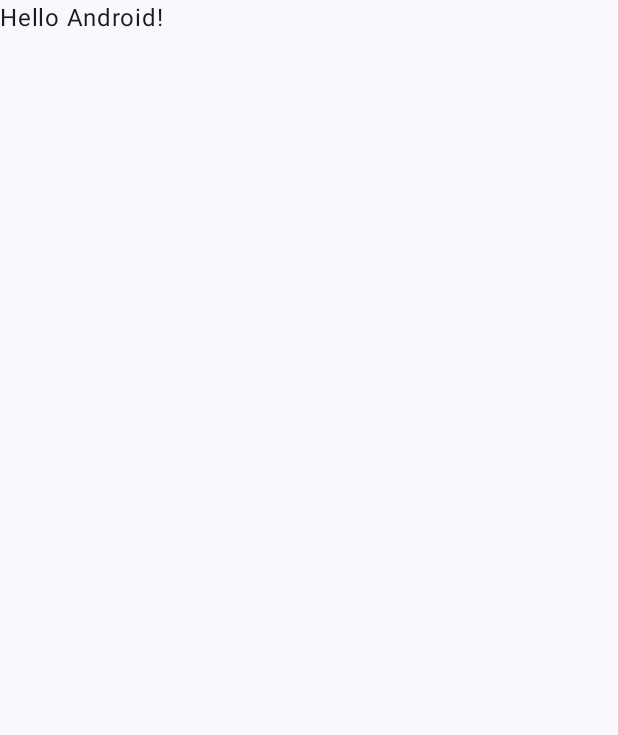
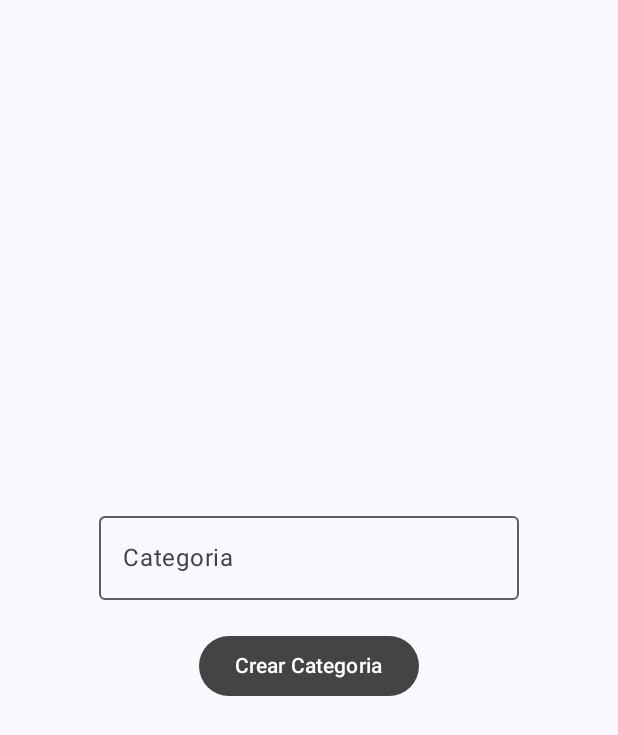
Before and after one commit to SrAtom210/JAASWUER-CORP_MagFind, an Android app built with Jetpack Compose: the screen it shows after launch (MainActivity), on a phone screen of 412 x 824 dp. Before the commit the part shown is almost empty. Shown: the top 735 px of the screen. Run offline under Robolectric (Android 15) with nearby library versions, the phone set to English and light mode, and no system bars.

Commit message:
I1: Se realizaron los primeros cambios a la UI

```diff
--- a/app/src/main/java/com/example/magfind/MainActivity.kt
+++ b/app/src/main/java/com/example/magfind/MainActivity.kt
@@ -4,13 +4,31 @@ import android.os.Bundle
 import androidx.activity.ComponentActivity
 import androidx.activity.compose.setContent
 import androidx.activity.enableEdgeToEdge
+import androidx.compose.foundation.layout.Arrangement
+import androidx.compose.foundation.layout.Column
+import androidx.compose.foundation.layout.Row
 import androidx.compose.foundation.layout.fillMaxSize
 import androidx.compose.foundation.layout.padding
+import androidx.compose.material.icons.Icons
+import androidx.compose.material3.Button
+import androidx.compose.material3.ButtonDefaults
+import androidx.compose.material3.MaterialTheme
+import androidx.compose.material3.OutlinedButton
+import androidx.compose.material3.OutlinedTextField
 import androidx.compose.material3.Scaffold
+import androidx.compose.material3.Surface
 import androidx.compose.material3.Text
+import androidx.compose.material3.TextField
 import androidx.compose.runtime.Composable
+import androidx.compose.runtime.getValue
+import androidx.compose.runtime.mutableStateOf
+import androidx.compose.runtime.remember
+import androidx.compose.runtime.setValue
+import androidx.compose.ui.Alignment
 import androidx.compose.ui.Modifier
+import androidx.compose.ui.graphics.Color
 import androidx.compose.ui.tooling.preview.Preview
+import androidx.compose.ui.unit.dp
 import com.example.magfind.ui.theme.MagFindTheme
 
 class MainActivity : ComponentActivity() {
@@ -19,11 +37,10 @@ class MainActivity : ComponentActivity() {
         enableEdgeToEdge()
         setContent {
             MagFindTheme {
-                Scaffold(modifier = Modifier.fillMaxSize()) { innerPadding ->
-                    Greeting(
-                        name = "Android",
-                        modifier = Modifier.padding(innerPadding)
-                    )
+                Surface (
+                    modifier = Modifier.fillMaxSize(),
+                    color = MaterialTheme.colorScheme.background){
+                    Principal()
                 }
             }
         }
@@ -31,17 +48,30 @@ class MainActivity : ComponentActivity() {
 }
 
 @Composable
-fun Greeting(name: String, modifier: Modifier = Modifier) {
-    Text(
-        text = "Hello $name!",
-        modifier = modifier
-    )
-}
+fun Principal(){
+    Column(modifier = Modifier,
+        horizontalAlignment = Alignment.CenterHorizontally,
+        verticalArrangement = Arrangement.Center) {
+        Row (modifier = Modifier,
+            verticalAlignment = Alignment.CenterVertically){
+            var texto1 by remember { mutableStateOf(value = "") }
 
-@Preview(showBackground = true)
-@Composable
-fun GreetingPreview() {
-    MagFindTheme {
-        Greeting("Android")
+            OutlinedTextField(
+                value = texto1,
+                onValueChange = { nuevoTexto -> texto1 = nuevoTexto },
+                label = { Text(text = "Categoria") },
+                placeholder = { Text(text = "Escriba la categoria") }
+            )
+        }
+
+        Row (modifier = Modifier.padding(20.dp)){
+            Button(onClick = {
+            },
+                colors = ButtonDefaults.buttonColors(Color.DarkGray))
+            {
+                Text(text = "Crear Categoria", color = Color.White)
+            }
+        }
+
     }
 }
```
